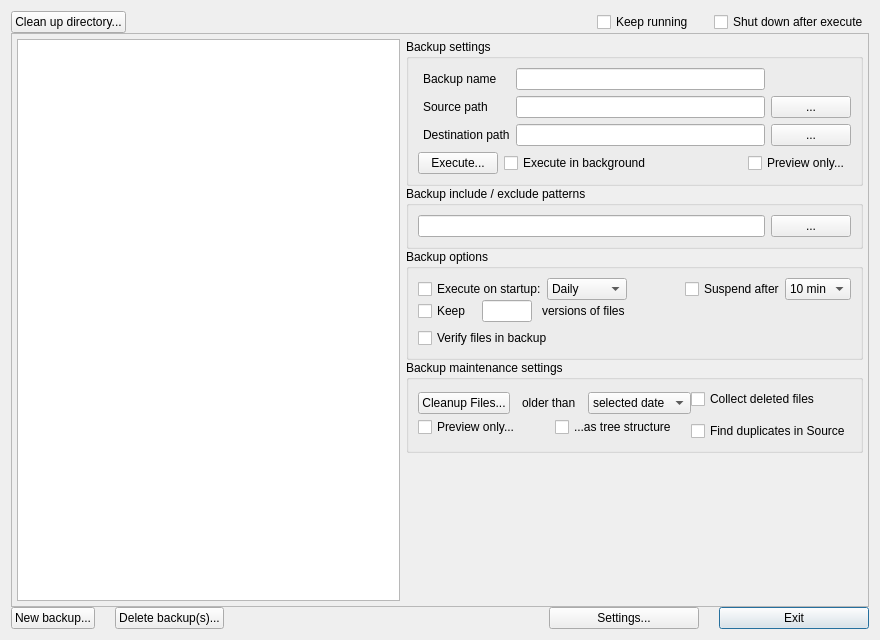
This is mainwindow.ui in ValentinIllich/Automatic-Backup as Qt 5 draws it before an edit. The edited form follows.
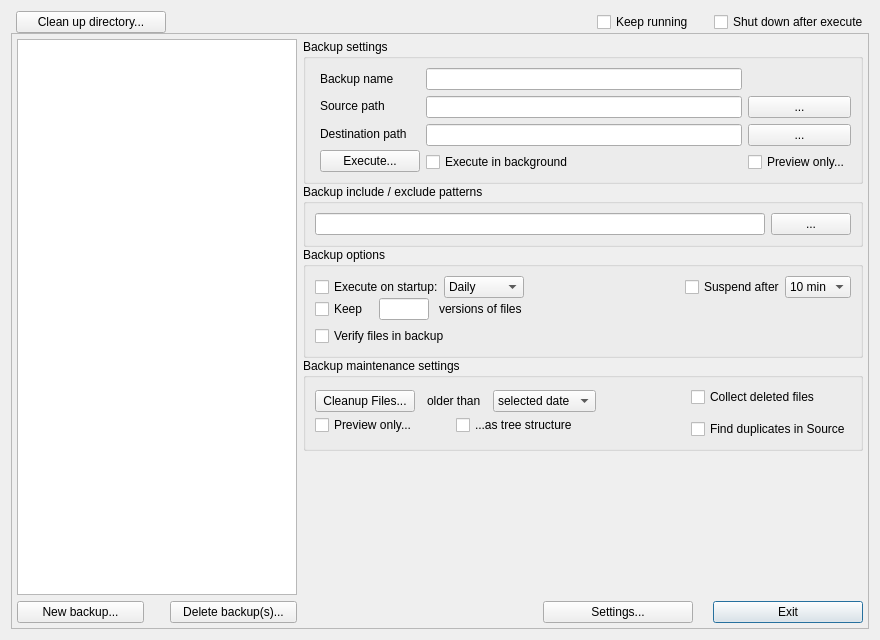
This is the edited form.

Commit message: layout fixes for Windows 10

```diff
--- a/mainwindow.ui
+++ b/mainwindow.ui
@@ -21,8 +21,17 @@
      </property>
      <item>
       <layout class="QHBoxLayout" name="horizontalLayout_9">
+       <property name="leftMargin">
+        <number>5</number>
+       </property>
        <item>
         <widget class="QPushButton" name="cleanDirButt">
+         <property name="minimumSize">
+          <size>
+           <width>150</width>
+           <height>0</height>
+          </size>
+         </property>
          <property name="toolTip">
           <string>Analyze a given directory and show a tree with
 all direcrtories and files older than a selected date.
@@ -118,28 +127,68 @@
          <number>5</number>
         </property>
         <item row="0" column="0">
-         <layout class="QHBoxLayout" name="horizontalLayout_7">
+         <layout class="QHBoxLayout" name="horizontalLayout_7" stretch="1,2">
           <item>
-           <layout class="QVBoxLayout" name="verticalLayout_7" stretch="0">
+           <layout class="QVBoxLayout" name="verticalLayout_7" stretch="0,0">
             <property name="spacing">
-             <number>-1</number>
+             <number>6</number>
             </property>
             <property name="sizeConstraint">
              <enum>QLayout::SetDefaultConstraint</enum>
             </property>
             <item>
              <widget class="QListWidget" name="backupList">
-              <property name="sizePolicy">
-               <sizepolicy hsizetype="MinimumExpanding" vsizetype="Expanding">
-                <horstretch>0</horstretch>
-                <verstretch>0</verstretch>
-               </sizepolicy>
-              </property>
               <property name="selectionMode">
                <enum>QAbstractItemView::ExtendedSelection</enum>
               </property>
              </widget>
             </item>
+            <item>
+             <layout class="QHBoxLayout" name="horizontalLayout_5">
+              <item>
+               <widget class="QPushButton" name="newBackup">
+                <property name="toolTip">
+                 <string>Create a new backup configuration.</string>
+                </property>
+                <property name="text">
+                 <string>New backup...</string>
+                </property>
+                <property name="autoDefault">
+                 <bool>false</bool>
+                </property>
+               </widget>
+              </item>
+              <item>
+               <spacer name="horizontalSpacer_2">
+                <property name="orientation">
+                 <enum>Qt::Horizontal</enum>
+                </property>
+                <property name="sizeType">
+                 <enum>QSizePolicy::Fixed</enum>
+                </property>
+                <property name="sizeHint" stdset="0">
+                 <size>
+                  <width>20</width>
+                  <height>20</height>
+                 </size>
+                </property>
+               </spacer>
+              </item>
+              <item>
+               <widget class="QPushButton" name="deleteBackupButt">
+                <property name="toolTip">
+                 <string>Delete the selected backup configuration.</string>
+                </property>
+                <property name="text">
+                 <string>Delete backup(s)...</string>
+                </property>
+                <property name="autoDefault">
+                 <bool>false</bool>
+                </property>
+               </widget>
+              </item>
+             </layout>
+            </item>
            </layout>
           </item>
           <item>
@@ -156,12 +205,12 @@
                <item row="1" column="0">
                 <layout class="QGridLayout" name="gridLayout">
                  <property name="verticalSpacing">
-                  <number>-1</number>
+                  <number>6</number>
                  </property>
                  <item row="0" column="0">
                   <layout class="QHBoxLayout" name="horizontalLayout">
                    <property name="spacing">
-                    <number>-1</number>
+                    <number>6</number>
                    </property>
                    <property name="leftMargin">
                     <number>5</number>
@@ -169,7 +218,7 @@
                    <item>
                     <layout class="QVBoxLayout" name="verticalLayout">
                      <property name="spacing">
-                      <number>-1</number>
+                      <number>6</number>
                      </property>
                      <item>
                       <widget class="QLabel" name="label_4">
@@ -192,6 +241,25 @@
                        </property>
                       </widget>
                      </item>
+                     <item>
+                      <widget class="QPushButton" name="execBackupButt">
+                       <property name="minimumSize">
+                        <size>
+                         <width>100</width>
+                         <height>0</height>
+                        </size>
+                       </property>
+                       <property name="toolTip">
+                        <string>Immediately execute selected backups</string>
+                       </property>
+                       <property name="text">
+                        <string>Execute...</string>
+                       </property>
+                       <property name="autoDefault">
+                        <bool>false</bool>
+                       </property>
+                      </widget>
+                     </item>
                     </layout>
                    </item>
                    <item>
@@ -217,6 +285,17 @@
                        </property>
                       </widget>
                      </item>
+                     <item>
+                      <widget class="QCheckBox" name="backgroundExec">
+                       <property name="toolTip">
+                        <string>If checked, the backup will be executed
+in the background for this time.</string>
+                       </property>
+                       <property name="text">
+                        <string>Execute in background</string>
+                       </property>
+                      </widget>
+                     </item>
                     </layout>
                    </item>
                    <item>
@@ -248,60 +327,6 @@
                        </property>
                       </widget>
                      </item>
-                    </layout>
-                   </item>
-                  </layout>
-                 </item>
-                </layout>
-               </item>
-               <item row="2" column="0">
-                <layout class="QHBoxLayout" name="horizontalLayout_6">
-                 <property name="spacing">
-                  <number>-1</number>
-                 </property>
-                 <item>
-                  <widget class="QPushButton" name="execBackupButt">
-                   <property name="minimumSize">
-                    <size>
-                     <width>0</width>
-                     <height>0</height>
-                    </size>
-                   </property>
-                   <property name="toolTip">
-                    <string>Immediately execute selected backups</string>
-                   </property>
-                   <property name="text">
-                    <string>Execute...</string>
-                   </property>
-                   <property name="autoDefault">
-                    <bool>false</bool>
-                   </property>
-                  </widget>
-                 </item>
-                 <item>
-                  <widget class="QCheckBox" name="backgroundExec">
-                   <property name="toolTip">
-                    <string>If checked, the backup will be executed
-in the background for this time.</string>
-                   </property>
-                   <property name="text">
-                    <string>Execute in background</string>
-                   </property>
-                  </widget>
-                 </item>
-                 <item>
-                  <spacer name="horizontalSpacer_2">
-                   <property name="orientation">
-                    <enum>Qt::Horizontal</enum>
-                   </property>
-                   <property name="sizeHint" stdset="0">
-                    <size>
-                     <width>40</width>
-                     <height>20</height>
-                    </size>
-                   </property>
-                  </spacer>
-                 </item>
                  <item>
                   <widget class="QCheckBox" name="verboseExecute">
                    <property name="toolTip">
@@ -317,6 +342,10 @@
                 </layout>
                </item>
               </layout>
+                 </item>
+                </layout>
+               </item>
+              </layout>
              </widget>
             </item>
             <item>
@@ -567,7 +596,7 @@
                <item row="1" column="0">
                 <layout class="QHBoxLayout" name="horizontalLayout_8">
                  <property name="spacing">
-                  <number>-1</number>
+                  <number>6</number>
                  </property>
                  <item>
                   <widget class="QCheckBox" name="verify">
@@ -612,7 +641,7 @@
                  <item>
                   <layout class="QHBoxLayout" name="horizontalLayout_4">
                    <property name="spacing">
-                    <number>-1</number>
+                    <number>6</number>
                    </property>
                    <item>
                     <layout class="QVBoxLayout" name="verticalLayout_9">
@@ -626,6 +655,12 @@
                        </property>
                        <item>
                         <widget class="QPushButton" name="cleanupButt">
+                         <property name="minimumSize">
+                          <size>
+                           <width>100</width>
+                           <height>0</height>
+                          </size>
+                         </property>
                          <property name="toolTip">
                           <string>This button will automatically remove all
 files in the backup path which are older
@@ -812,57 +847,11 @@
               </property>
              </spacer>
             </item>
-           </layout>
-          </item>
-         </layout>
-        </item>
-       </layout>
-      </widget>
-     </item>
      <item>
       <layout class="QHBoxLayout" name="horizontalLayout_11">
-       <item>
-        <widget class="QPushButton" name="newBackup">
-         <property name="toolTip">
-          <string>Create a new backup configuration.</string>
-         </property>
-         <property name="text">
-          <string>New backup...</string>
-         </property>
-         <property name="autoDefault">
-          <bool>false</bool>
-         </property>
-        </widget>
-       </item>
-       <item>
-        <spacer name="horizontalSpacer_9">
-         <property name="orientation">
-          <enum>Qt::Horizontal</enum>
-         </property>
-         <property name="sizeType">
-          <enum>QSizePolicy::Fixed</enum>
-         </property>
-         <property name="sizeHint" stdset="0">
-          <size>
-           <width>20</width>
-           <height>20</height>
-          </size>
-         </property>
-        </spacer>
-       </item>
-       <item>
-        <widget class="QPushButton" name="deleteBackupButt">
-         <property name="toolTip">
-          <string>Delete the selected backup configuration.</string>
-         </property>
-         <property name="text">
-          <string>Delete backup(s)...</string>
-         </property>
-         <property name="autoDefault">
-          <bool>false</bool>
-         </property>
-        </widget>
-       </item>
+              <property name="leftMargin">
+               <number>5</number>
+              </property>
        <item>
         <spacer name="horizontalSpacer_7">
          <property name="orientation">
@@ -934,6 +923,13 @@
         </widget>
        </item>
       </layout>
+            </item>
+           </layout>
+          </item>
+         </layout>
+        </item>
+       </layout>
+      </widget>
      </item>
     </layout>
    </item>
```
Lines whose indentation alone changed are shown as unchanged.
